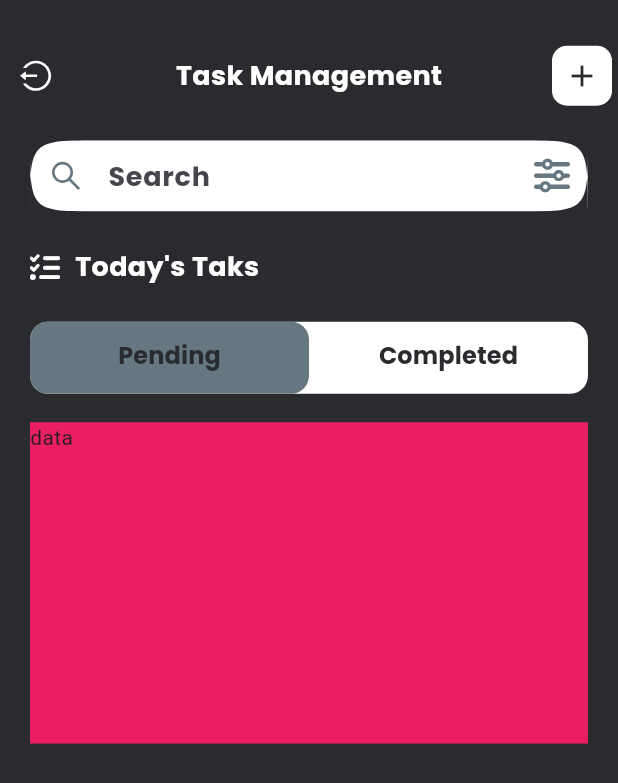
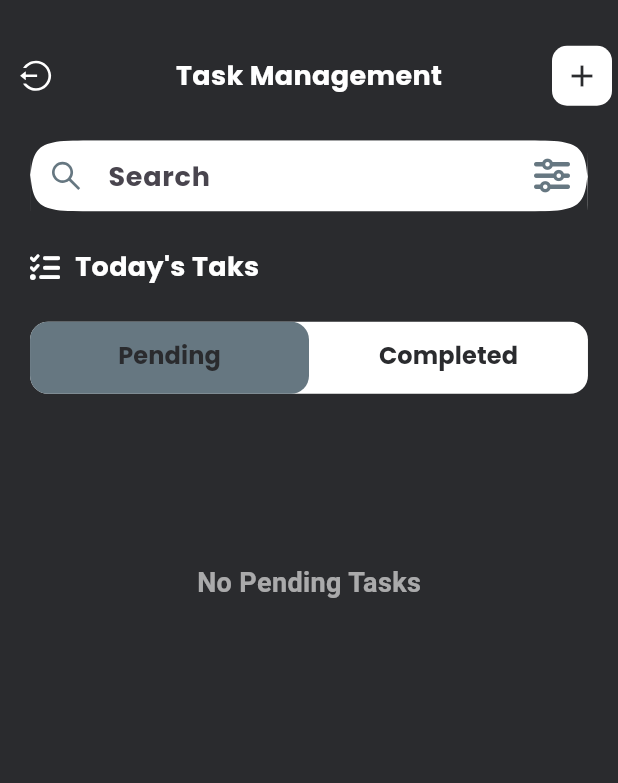
Before and after one commit to akhil-ge0rge/todo_app, a Flutter app: the HomeScreen screen opened directly, on a phone screen of 412 x 824 dp. Shown: the top 783 px of the screen. Run offline on Flutter 3.47's test engine with Material 2 defaults, Android fonts, the phone set to English and light mode, and no system bars; our stand-ins replace country_picker, firebase_auth, firebase_core, flutter_datetime_picker_plus, flutter_hooks, flutter_riverpod and 8 more; accounts and stored records are empty; generated files the repository leaves out were written again.

Commit message:
adding task completed

```diff
--- /dev/null
+++ b/lib/core/extentions/date_extentions.dart
@@ -0,0 +1,5 @@
+import 'package:intl/intl.dart';
+
+extension DateExtention on DateTime {
+  String get timeOnly => DateFormat("hh:mm").format(this);
+}
--- a/lib/core/helper/db_helper.dart
+++ b/lib/core/helper/db_helper.dart
@@ -14,8 +14,8 @@ class DBHelper {
       'startTime STRING, '
       'endTime STRING, '
       'remind INTEGER, '
-      'isCompleted INTEGER, '
-      'repear STRING'
+      'isComplete INTEGER, '
+      'repeat INTEGER'
       ')',
     );
 
--- a/lib/features/todo/model/task_model.dart
+++ b/lib/features/todo/model/task_model.dart
@@ -7,7 +7,7 @@ class TaskModel {
   DateTime? startTime;
   DateTime? endTime;
   bool remind;
-  String? repeat;
+  bool repeat;
 
   TaskModel(
       {this.id,
@@ -18,7 +18,7 @@ class TaskModel {
       this.startTime,
       this.endTime,
       this.remind = false,
-      this.repeat});
+      this.repeat = true});
 
   factory TaskModel.fromMap(Map<String, dynamic> map) {
     return TaskModel(
@@ -30,7 +30,7 @@ class TaskModel {
         startTime: DateTime.parse(map["startTime"] as String),
         isCompleted: (map['isComplete'] as num) == 1,
         remind: (map['remind'] as num) == 1,
-        repeat: map['repeat'] as String?);
+        repeat: (map['repeat'] as num) == 1);
   }
   Map<String, dynamic> toMap() => {
         "id": id,
@@ -41,6 +41,6 @@ class TaskModel {
         "startTime": startTime.toString(),
         "isComplete": isCompleted ? 1 : 0,
         "remind": remind ? 1 : 0,
-        "repeat": repeat
+        "repeat": repeat ? 1 : 0
       };
 }
--- a/lib/features/todo/views/home_screen.dart
+++ b/lib/features/todo/views/home_screen.dart
@@ -10,6 +10,7 @@ import 'package:todo_app/core/helper/db_helper.dart';
 import 'package:todo_app/core/res/colurs.dart';
 import 'package:todo_app/features/authentication/view/sign_in_screen.dart';
 import 'package:todo_app/features/todo/views/add_task_screen.dart';
+import 'package:todo_app/features/todo/widgets/active_task.dart';
 
 class HomeScreen extends HookConsumerWidget {
   const HomeScreen({super.key});
@@ -184,12 +185,15 @@ class HomeScreen extends HookConsumerWidget {
             ),
             SizedBox(
               height: screenHeight * 0.26,
-              child: TabBarView(
-                controller: tabController,
-                children: [
-                  Container(color: Colors.pink, child: Text("data")),
-                  Container(color: Colors.green, child: Text("data")),
-                ],
+              child: ClipRRect(
+                borderRadius: BorderRadius.circular(12),
+                child: TabBarView(
+                  controller: tabController,
+                  children: [
+                    const ActiveTasks(),
+                    Container(color: Colors.green, child: Text("data")),
+                  ],
+                ),
               ),
             ),
           ],
--- /dev/null
+++ b/lib/features/todo/widgets/active_task.dart
@@ -0,0 +1,48 @@
+import 'package:flutter/material.dart';
+import 'package:flutter_riverpod/flutter_riverpod.dart';
+import 'package:todo_app/core/common/widgets/white_space.dart';
+import 'package:todo_app/core/res/colurs.dart';
+import 'package:todo_app/features/todo/apps/task_provider.dart';
+import 'package:todo_app/features/todo/widgets/todo_tile.dart';
+
+class ActiveTasks extends ConsumerWidget {
+  const ActiveTasks({super.key});
+
+  @override
+  Widget build(BuildContext context, WidgetRef ref) {
+    return FutureBuilder(
+      future: ref.watch(taskProviderProvider.notifier).getActiveTasksForToday(),
+      builder: (_, snapshot) {
+        if (snapshot.hasData && snapshot.data != null) {
+          if (snapshot.data!.isEmpty) {
+            return Center(
+              child: Text(
+                "No Pending Tasks",
+                style: TextStyle(
+                    fontSize: 18,
+                    fontWeight: FontWeight.bold,
+                    color: AppColurs.light.withOpacity(.6)),
+              ),
+            );
+          }
+          return ColoredBox(
+            color: AppColurs.lightBackground,
+            child: ListView.separated(
+              separatorBuilder: (context, index) => WhiteSpace(
+                height: 10,
+              ),
+              itemCount: snapshot.data!.length,
+              itemBuilder: (_, index) {
+                final task = snapshot.data!.elementAt(index);
+                return TodoTile(
+                  task: task,
+                );
+              },
+            ),
+          );
+        }
+        return const Center(child: CircularProgressIndicator());
+      },
+    );
+  }
+}
```
Also changed, not shown: lib/core/res/colurs.dart (+7 -0 lines), lib/features/todo/apps/task_provider.dart (+17 -6 lines), lib/features/todo/views/add_task_screen.dart (+18 -1 lines), lib/features/todo/widgets/todo_tile.dart (added, +94 -0 lines), lib/features/todo/apps/task_provider.g.dart.
